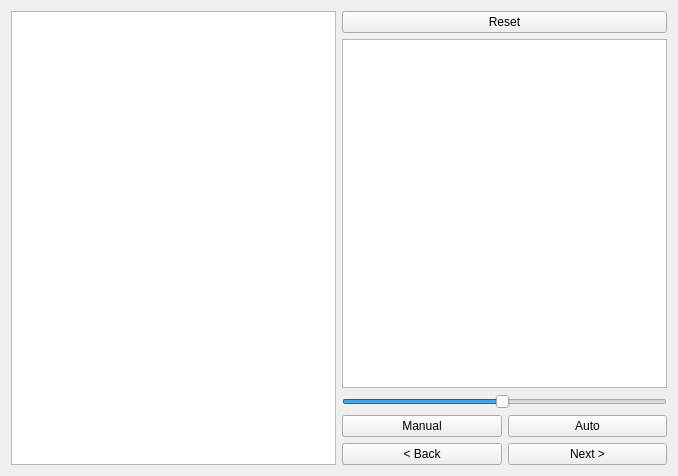
Old version of the form chesswindow.ui in the repository Rattlesnek/ICP.
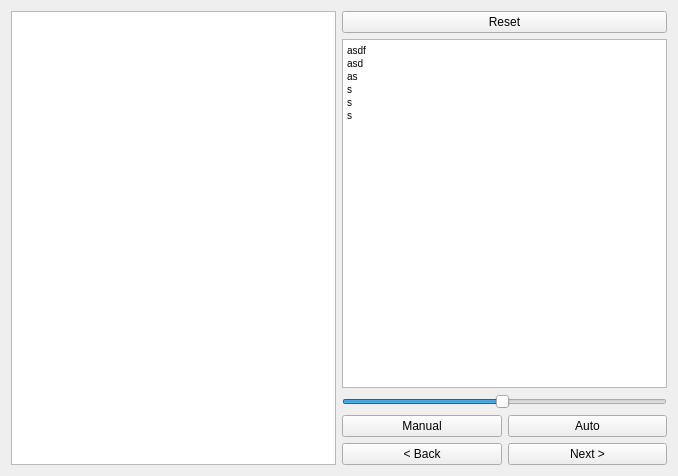
New version of the form.

Commit message: save + load + slider

Diff of the .ui file:
```diff
--- a/chesswindow.ui
+++ b/chesswindow.ui
@@ -36,7 +36,20 @@
       </widget>
      </item>
      <item>
-      <widget class="QTextEdit" name="log"/>
+      <widget class="QTextEdit" name="log">
+       <property name="html">
+        <string>&lt;!DOCTYPE HTML PUBLIC &quot;-//W3C//DTD HTML 4.0//EN&quot; &quot;http://www.w3.org/TR/REC-html40/strict.dtd&quot;&gt;
+&lt;html&gt;&lt;head&gt;&lt;meta name=&quot;qrichtext&quot; content=&quot;1&quot; /&gt;&lt;style type=&quot;text/css&quot;&gt;
+p, li { white-space: pre-wrap; }
+&lt;/style&gt;&lt;/head&gt;&lt;body style=&quot; font-family:'MS Shell Dlg 2'; font-size:7.8pt; font-weight:400; font-style:normal;&quot;&gt;
+&lt;p style=&quot; margin-top:0px; margin-bottom:0px; margin-left:0px; margin-right:0px; -qt-block-indent:0; text-indent:0px;&quot;&gt;asdf&lt;/p&gt;
+&lt;p style=&quot; margin-top:0px; margin-bottom:0px; margin-left:0px; margin-right:0px; -qt-block-indent:0; text-indent:0px;&quot;&gt;asd&lt;/p&gt;
+&lt;p style=&quot; margin-top:0px; margin-bottom:0px; margin-left:0px; margin-right:0px; -qt-block-indent:0; text-indent:0px;&quot;&gt;as&lt;/p&gt;
+&lt;p style=&quot; margin-top:0px; margin-bottom:0px; margin-left:0px; margin-right:0px; -qt-block-indent:0; text-indent:0px;&quot;&gt;s&lt;/p&gt;
+&lt;p style=&quot; margin-top:0px; margin-bottom:0px; margin-left:0px; margin-right:0px; -qt-block-indent:0; text-indent:0px;&quot;&gt;s&lt;/p&gt;
+&lt;p style=&quot; margin-top:0px; margin-bottom:0px; margin-left:0px; margin-right:0px; -qt-block-indent:0; text-indent:0px;&quot;&gt;s&lt;/p&gt;&lt;/body&gt;&lt;/html&gt;</string>
+       </property>
+      </widget>
      </item>
      <item>
       <widget class="QSlider" name="horizontalSlider">
@@ -60,7 +73,7 @@
      <item>
       <layout class="QGridLayout" name="optionGridLayout">
        <item row="1" column="0">
-        <widget class="QPushButton" name="automatic">
+        <widget class="QPushButton" name="back">
          <property name="text">
           <string>&lt; Back</string>
          </property>
@@ -74,7 +87,7 @@
         </widget>
        </item>
        <item row="0" column="1">
-        <widget class="QPushButton" name="back">
+        <widget class="QPushButton" name="automatic">
          <property name="text">
           <string>Auto</string>
          </property>
```
Left out of the diff: 2 changed lines with no effect on the pictures. The commit also changes 7 other files.
